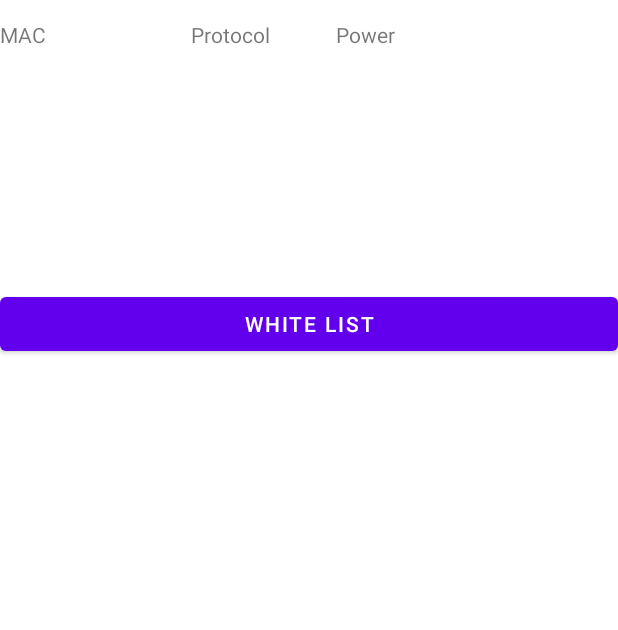
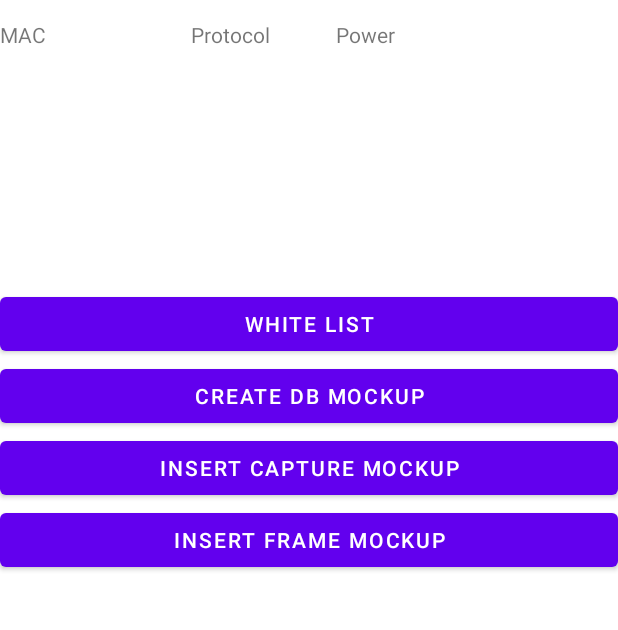
Before and after one commit to bertoramos/ble_android_capture_server, an Android app: the screen it shows after launch (MainActivity), on a phone screen of 412 x 824 dp, the part 225-855 px from its top. Run offline under Robolectric (Android 15) with nearby library versions, the phone set to English and light mode, and no system bars.

Commit message:
Base de datos Exportación de BD e insertar registros

```diff
--- a/app/src/main/AndroidManifest.xml
+++ b/app/src/main/AndroidManifest.xml
@@ -9,6 +9,8 @@
     <uses-permission android:name="android.permission.BLUETOOTH_ADMIN" />
     <uses-permission android:name="android.permission.BLUETOOTH_CONNECT" />
     <uses-permission android:name="android.permission.BLUETOOTH_SCAN" />
+
+    <uses-permission android:name="android.permission.WRITE_EXTERNAL_STORAGE" />
 
     <application
         android:allowBackup="true"
--- a/app/src/main/res/layout/activity_main.xml
+++ b/app/src/main/res/layout/activity_main.xml
@@ -25,4 +25,22 @@
         android:layout_height="wrap_content"
         android:text="@string/white_list" />
 
+    <Button
+        android:id="@+id/createDatabaseMockUp"
+        android:layout_width="match_parent"
+        android:layout_height="wrap_content"
+        android:text="Create db mockup" />
+
+    <Button
+        android:id="@+id/insertCaptureMockup"
+        android:layout_width="match_parent"
+        android:layout_height="wrap_content"
+        android:text="Insert Capture Mockup" />
+
+    <Button
+        android:id="@+id/insertFrameMockup"
+        android:layout_width="match_parent"
+        android:layout_height="wrap_content"
+        android:text="Insert Frame Mockup" />
+
 </LinearLayout>
```
Also changed, not shown: app/src/main/java/com/ips/blecapturer/model/database/CampaignDatabaseHelper.kt (+12 -33 lines), app/src/main/java/com/ips/blecapturer/model/database/DatabaseViewModel.kt (+40 -10 lines), app/src/main/java/com/ips/blecapturer/model/database/tables/Capture.kt (+12 -0 lines), app/src/main/java/com/ips/blecapturer/model/database/tables/Frame.kt (+15 -0 lines), app/src/main/java/com/ips/blecapturer/view/activities/MainActivity.kt (+63 -0 lines).
